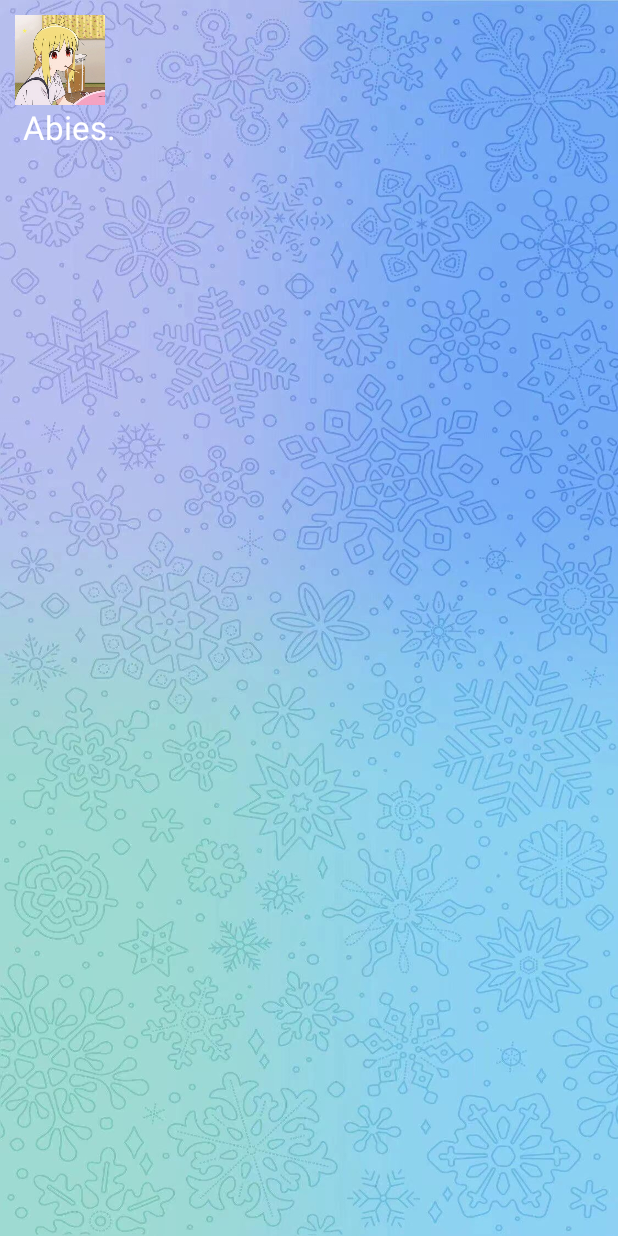
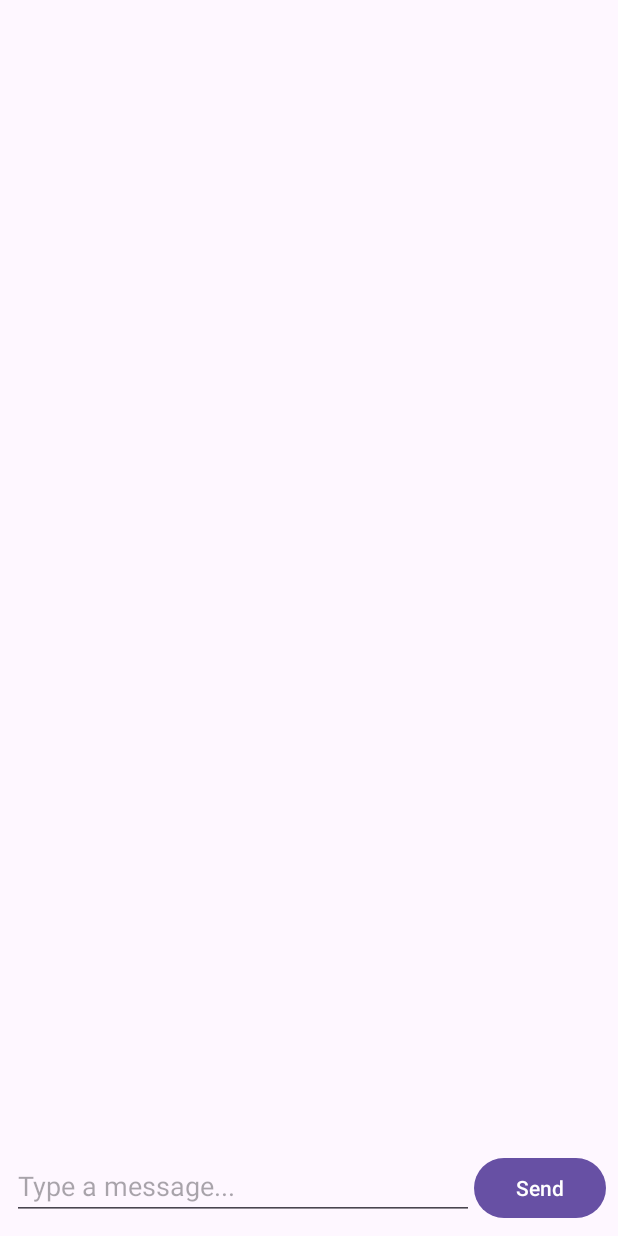
Before and after one commit to AbiesSaya/Flowing-Goblet, an Android app: the UsageActivity screen opened directly, with no data from a screen before it, after a tap on "Chat", on a phone screen of 412 x 824 dp. Run offline under Robolectric (Android 15) with nearby library versions, the phone set to English and light mode, and no system bars; our stand-ins replace Firebase (no records; nobody signed in at launch, a user with empty details on screens opened directly); 1 other tap on this screen came first.

Commit message:
achieve the base frame of chat and now we can sign in with email and password but in host

```diff
--- a/app/src/main/AndroidManifest.xml
+++ b/app/src/main/AndroidManifest.xml
@@ -15,9 +15,11 @@
         android:theme="@style/Theme.MyApplication"
         tools:targetApi="31">
         <activity
+            android:name=".ChatActivity"
+            android:exported="false" />
+        <activity
             android:name=".GoogleInActivity"
             android:exported="false" />
-
         <activity
             android:name=".VerifyActivity"
             android:exported="false" />
--- /dev/null
+++ b/app/src/main/java/com/example/myapplication/ChatActivity.java
@@ -0,0 +1,94 @@
+package com.example.myapplication;// 导入必要的包
+import android.os.Bundle;
+import android.view.View;
+import android.widget.Button;
+import android.widget.EditText;
+import androidx.annotation.NonNull;
+import androidx.appcompat.app.AppCompatActivity;
+import androidx.recyclerview.widget.LinearLayoutManager;
+import androidx.recyclerview.widget.RecyclerView;
+import com.google.firebase.auth.FirebaseAuth;
+import com.google.firebase.database.DatabaseReference;
+import com.google.firebase.database.FirebaseDatabase;
+import com.example.myapplication.R;
+import com.example.myapplication.ChatMessage;
+import com.google.firebase.database.ValueEventListener;
+import com.google.firebase.database.DataSnapshot;
+import com.google.firebase.database.DatabaseError;
+import com.example.myapplication.ChatAdapter;
+
+
+public class ChatActivity extends AppCompatActivity {
+
+    private EditText mEtMessage;
+    private Button mBtnSend;
+    private RecyclerView mRecyclerView;
+    private ChatAdapter mAdapter;
+
+    private DatabaseReference mDatabase;
+
+    @Override
+    protected void onCreate(Bundle savedInstanceState) {
+        super.onCreate(savedInstanceState);
+        setContentView(R.layout.activity_chat);
+
+        // 初始化 Firebase 实时数据库
+        mDatabase = FirebaseDatabase.getInstance().getReference("messages");
+
+        // 初始化界面组件
+        mEtMessage = findViewById(R.id.et_message);
+        mBtnSend = findViewById(R.id.btn_send);
+        mRecyclerView = findViewById(R.id.recycler_view);
+
+        // 设置 RecyclerView
+        LinearLayoutManager layoutManager = new LinearLayoutManager(this);
+        mRecyclerView.setLayoutManager(layoutManager);
+        mAdapter = new ChatAdapter();
+        mRecyclerView.setAdapter(mAdapter);
+
+        // 设置发送按钮点击事件
+        mBtnSend.setOnClickListener(new View.OnClickListener() {
+            @Override
+            public void onClick(View view) {
+                sendMessage();
+            }
+        });
+    }
+
+    // 发送消息方法
+    private void sendMessage() {
+        String messageText = mEtMessage.getText().toString().trim();
+        String sender = FirebaseAuth.getInstance().getCurrentUser().getDisplayName();
+
+        if (!messageText.isEmpty()) {
+            ChatMessage message = new ChatMessage(messageText, sender);
+            mDatabase.push().setValue(message);
+            mEtMessage.setText("");
+        }
+    }
+
+    @Override
+    protected void onStart() {
+        super.onStart();
+
+        // 监听数据库，接收新消息
+        mDatabase.addValueEventListener(new ValueEventListener() {
+            @Override
+            public void onDataChange(@NonNull DataSnapshot dataSnapshot) {
+                // 清空旧消息
+                mAdapter.clearMessages();
+
+                // 添加新消息
+                for (DataSnapshot snapshot : dataSnapshot.getChildren()) {
+                    ChatMessage message = snapshot.getValue(ChatMessage.class);
+                    mAdapter.addMessage(message);
+                }
+            }
+
+            @Override
+            public void onCancelled(@NonNull DatabaseError databaseError) {
+                // 处理数据库错误
+            }
+        });
+    }
+}
--- /dev/null
+++ b/app/src/main/java/com/example/myapplication/ChatAdapter.java
@@ -0,0 +1,68 @@
+package com.example.myapplication;
+
+import android.view.LayoutInflater;
+import android.view.View;
+import android.view.ViewGroup;
+import android.widget.TextView;
+import androidx.annotation.NonNull;
+import androidx.recyclerview.widget.RecyclerView;
+import java.util.ArrayList;
+import java.util.List;
+import com.example.myapplication.ChatMessage;
+import com.example.myapplication.R;
+
+
+
+public class ChatAdapter extends RecyclerView.Adapter<ChatAdapter.MessageViewHolder> {
+
+    private List<ChatMessage> mMessages;
+
+    public ChatAdapter() {
+        mMessages = new ArrayList<>();
+    }
+
+    public void addMessage(ChatMessage message) {
+        mMessages.add(message);
+        notifyItemInserted(mMessages.size() - 1);
+    }
+
+    public void clearMessages() {
+        mMessages.clear();
+        notifyDataSetChanged();
+    }
+
+    @NonNull
+    @Override
+    public MessageViewHolder onCreateViewHolder(@NonNull ViewGroup parent, int viewType) {
+        View view = LayoutInflater.from(parent.getContext()).inflate(R.layout.item_message, parent, false);
+        return new MessageViewHolder(view);
+    }
+
+    @Override
+    public void onBindViewHolder(@NonNull MessageViewHolder holder, int position) {
+        ChatMessage message = mMessages.get(position);
+        holder.bind(message);
+    }
+
+    @Override
+    public int getItemCount() {
+        return mMessages.size();
+    }
+
+    static class MessageViewHolder extends RecyclerView.ViewHolder {
+
+        private TextView mTvMessage;
+        private TextView mTvSender;
+
+        MessageViewHolder(@NonNull View itemView) {
+            super(itemView);
+            mTvMessage = itemView.findViewById(R.id.tv_message);
+            mTvSender = itemView.findViewById(R.id.tv_sender);
+        }
+
+        void bind(ChatMessage message) {
+            mTvMessage.setText(message.getText());
+            mTvSender.setText(message.getSender());
+        }
+    }
+}
--- a/app/src/main/java/com/example/myapplication/UsageActivity.java
+++ b/app/src/main/java/com/example/myapplication/UsageActivity.java
@@ -30,7 +30,7 @@ public class UsageActivity extends AppCompatActivity {
         mBback.setOnClickListener(new View.OnClickListener() {
             @Override
             public void onClick(View v) {
-                Intent intent1 =new Intent(UsageActivity.this, UsageActivity.class);
+                Intent intent1 =new Intent(UsageActivity.this, ChatActivity.class);
 
                 startActivity(intent1);
             }
--- /dev/null
+++ b/app/src/main/res/layout/activity_chat.xml
@@ -0,0 +1,36 @@
+<!-- Layout for the chat activity -->
+<RelativeLayout xmlns:android="http://schemas.android.com/apk/res/android"
+    android:layout_width="match_parent"
+    android:layout_height="match_parent">
+
+    <androidx.recyclerview.widget.RecyclerView
+        android:id="@+id/recycler_view"
+        android:layout_width="match_parent"
+        android:layout_height="match_parent"
+        android:layout_above="@id/input_layout"
+        android:padding="8dp"/>
+
+    <LinearLayout
+        android:id="@+id/input_layout"
+        android:layout_width="match_parent"
+        android:layout_height="wrap_content"
+        android:layout_alignParentBottom="true"
+        android:orientation="horizontal"
+        android:padding="8dp">
+
+        <EditText
+            android:id="@+id/et_message"
+            android:layout_width="0dp"
+            android:layout_height="wrap_content"
+            android:layout_weight="1"
+            android:hint="Type a message..."
+            android:maxLines="3" />
+
+        <Button
+            android:id="@+id/btn_send"
+            android:layout_width="wrap_content"
+            android:layout_height="wrap_content"
+            android:text="Send" />
+    </LinearLayout>
+
+</RelativeLayout>
```
Also changed, not shown: app/src/main/java/com/example/myapplication/ChatMessage.java (added, +32 -0 lines), app/src/main/java/com/example/myapplication/SignInActivity.java (+24 -62 lines), app/src/main/res/layout/item_message.xml (added, +23 -0 lines), app/src/main/res/drawable/bg_message.jpg (renamed from app/src/main/res/drawable/bg8.jpg).
